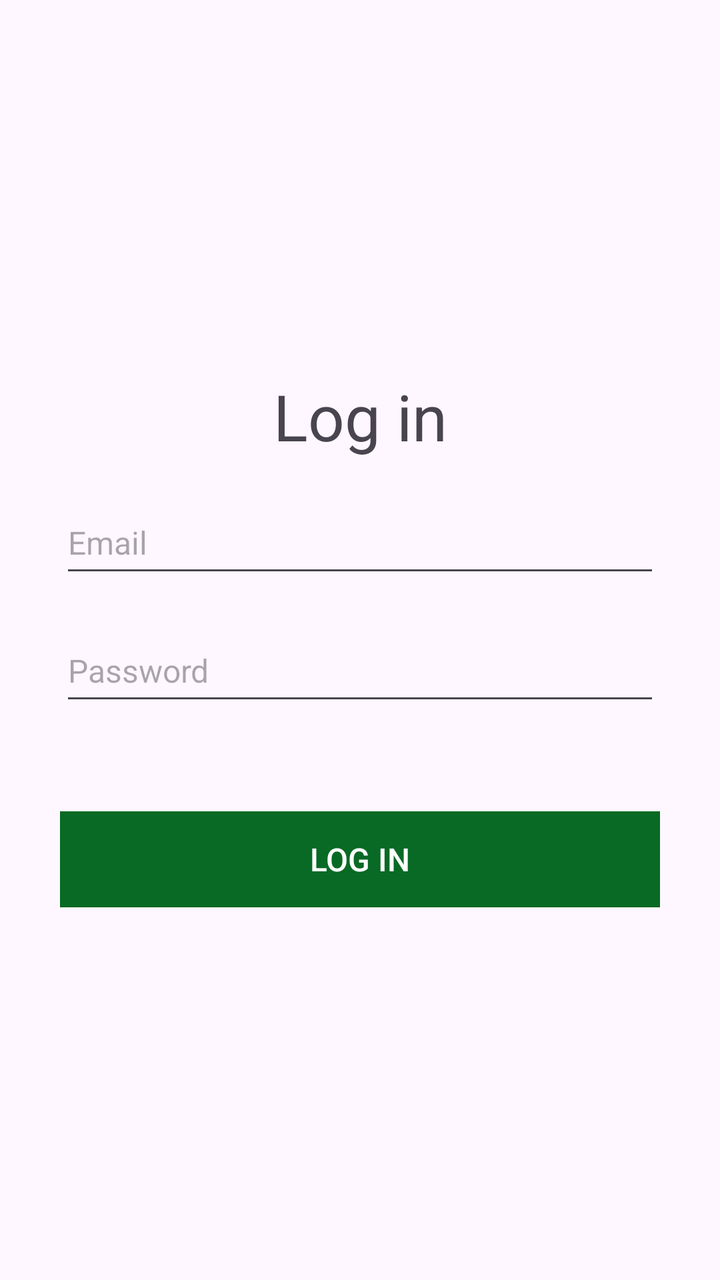
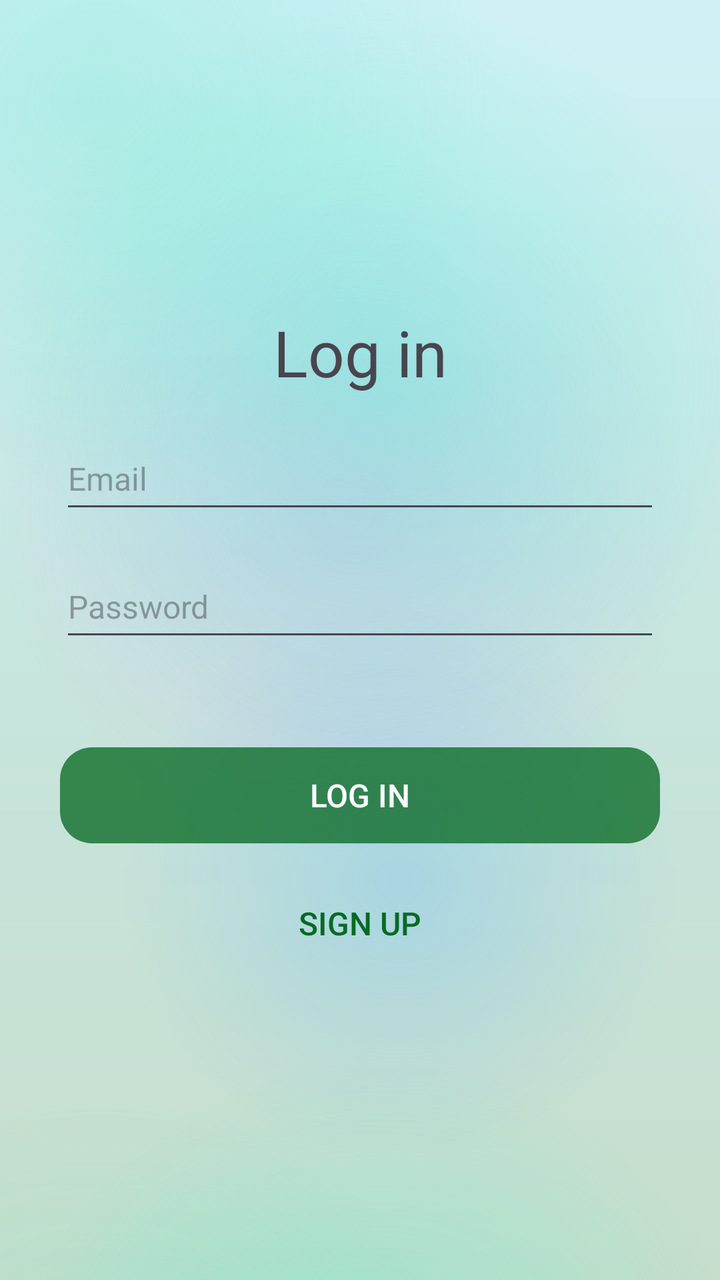

The first picture is an Android layout as it rendered before a commit; the second is the same layout after the commit. The layout source and the unified diff follow.
<!-- AndroidManifest.xml: application theme Theme.Civix -->
<!-- res/layout/activity_login.xml -->
<?xml version="1.0" encoding="utf-8"?>
<androidx.constraintlayout.widget.ConstraintLayout xmlns:android="http://schemas.android.com/apk/res/android"
    xmlns:app="http://schemas.android.com/apk/res-auto"
    xmlns:tools="http://schemas.android.com/tools"
    android:id="@+id/login"
    android:layout_width="match_parent"
    android:layout_height="match_parent"
    tools:context=".views.LoginActivity">

    <LinearLayout
        android:layout_width="300sp"
        android:layout_height="wrap_content"
        app:layout_constraintBottom_toBottomOf="parent"
        app:layout_constraintEnd_toEndOf="parent"
        app:layout_constraintStart_toStartOf="parent"
        app:layout_constraintTop_toTopOf="parent"
        android:orientation="vertical">

        <TextView
            android:layout_width="match_parent"
            android:layout_height="wrap_content"
            android:text="@string/login_title"
            android:textAlignment="center"
            android:textSize="@dimen/title"/>

        <EditText
            android:id="@+id/login_email_edit_text"
            android:layout_width="match_parent"
            android:layout_height="wrap_content"
            android:layout_marginTop="16sp"
            android:autofillHints="emailAddress"
            android:hint="@string/login_email"
            android:inputType="textEmailAddress"
            android:minHeight="48dp"
            android:textSize="@dimen/default_text" />

        <EditText
            android:id="@+id/login_password_edit_text"
            android:layout_width="match_parent"
            android:layout_height="wrap_content"
            android:layout_marginTop="16sp"
            android:autofillHints="password"
            android:hint="@string/login_passwords"
            android:inputType="textPassword"
            android:minHeight="48dp"
            android:textSize="@dimen/default_text" />

        <Button
            android:id="@+id/login_button"
            style="@style/Widget.AppCompat.Button.Borderless.Colored"
            android:layout_width="match_parent"
            android:layout_height="wrap_content"
            android:layout_marginTop="48sp"
            android:background="@color/primary"
            android:onClick="login"
            android:text="@string/login_button"
            android:textSize="@dimen/default_text" />
    </LinearLayout>

</androidx.constraintlayout.widget.ConstraintLayout>
<!-- resources referenced by this layout -->
<resources>
  <color name="primary">#086a24</color>
  <dimen name="default_text">16sp</dimen>
  <dimen name="title">32sp</dimen>
  <string name="login_button">Log in</string>
  <string name="login_email" translatable="false">Email</string>
  <string name="login_passwords">Password</string>
  <string name="login_title">Log in</string>
  <style name="Theme.Civix" parent="Base.Theme.Civix" />
  <style name="Base.Theme.Civix" parent="Theme.Material3.DayNight.NoActionBar">
  
           <item name="colorPrimary">@color/primary</item>
      </style>
</resources>

<!-- the commit's change to res/layout/activity_login.xml (unified diff, before → after) -->
@@ -5,6 +5,7 @@
     android:id="@+id/login"
     android:layout_width="match_parent"
     android:layout_height="match_parent"
+    android:background="@drawable/gradient_background"
     tools:context=".views.LoginActivity">
 
     <LinearLayout
@@ -51,9 +52,20 @@
             android:layout_width="match_parent"
             android:layout_height="wrap_content"
             android:layout_marginTop="48sp"
-            android:background="@color/primary"
+            android:background="@drawable/rounded_button_background"
             android:onClick="login"
             android:text="@string/login_button"
+            android:textSize="@dimen/default_text" />
+
+        <Button
+            android:id="@+id/login_to_signup_button"
+            style="@style/Widget.AppCompat.Button.Borderless"
+            android:layout_width="match_parent"
+            android:layout_height="wrap_content"
+            android:layout_marginTop="16sp"
+            android:onClick="openSignUp"
+            android:textColor="@color/primary"
+            android:text="@string/signup_button"
             android:textSize="@dimen/default_text" />
     </LinearLayout>
 
<!-- resource entries referenced after the edit -->
@@ -3,10 +3,19 @@
   <color name="primary">#086a24</color>
   <dimen name="default_text">16sp</dimen>
   <dimen name="title">32sp</dimen>
+  <!-- drawable gradient_background: vector/xml drawable (drawable, 3153 chars, omitted) -->
+  <!-- drawable rounded_button_background (drawable) -->
+  <?xml version="1.0" encoding="utf-8"?>
+  <shape xmlns:android="http://schemas.android.com/apk/res/android"
+      android:shape="rectangle">
+      <solid android:color="#c4086a24" />
+      <corners android:radius="16sp" />
+  </shape>
   <string name="login_button">Log in</string>
   <string name="login_email" translatable="false">Email</string>
   <string name="login_passwords">Password</string>
   <string name="login_title">Log in</string>
+  <string name="signup_button">Sign Up</string>
   <style name="Theme.Civix" parent="Base.Theme.Civix" />
   <style name="Base.Theme.Civix" parent="Theme.Material3.DayNight.NoActionBar">
   
